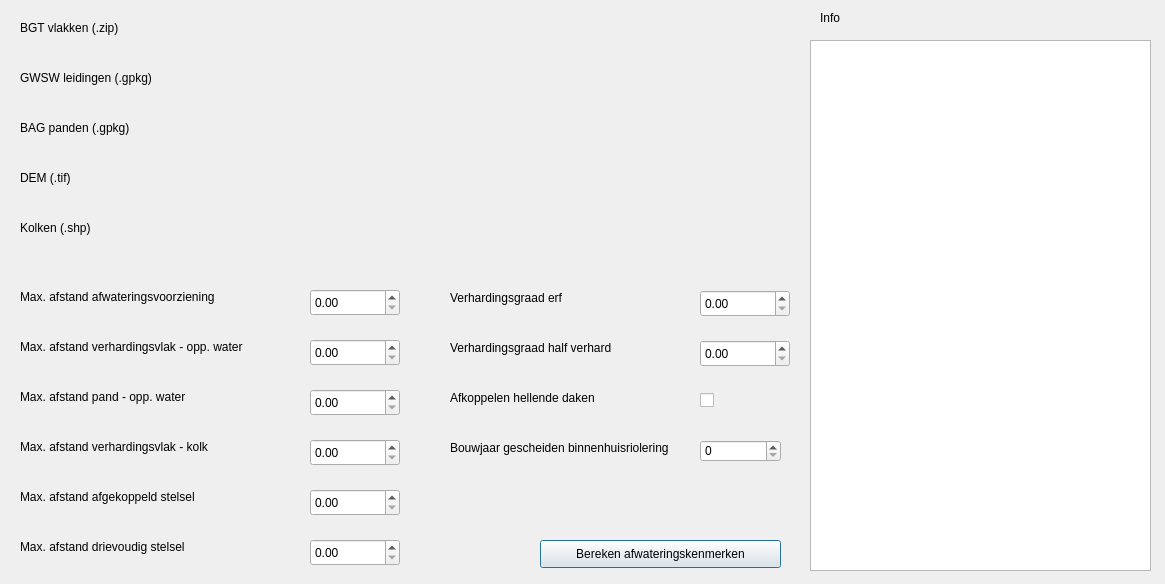
nens/bgt-inlooptool, file plugin/bgtinlooptool/BGTInloopTool_dialog_base.ui: the form before one commit.
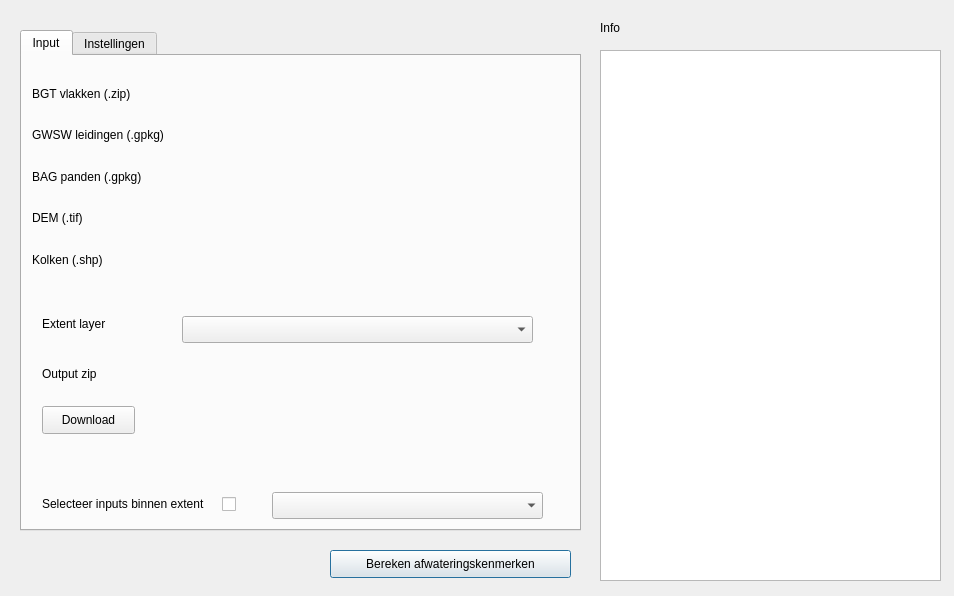
The form after the commit. Custom widgets are drawn as their Qt base class.

The edit to the form file:
```diff
--- a/plugin/bgtinlooptool/BGTInloopTool_dialog_base.ui
+++ b/plugin/bgtinlooptool/BGTInloopTool_dialog_base.ui
@@ -6,264 +6,18 @@
    <rect>
     <x>0</x>
     <y>0</y>
-    <width>1165</width>
-    <height>584</height>
+    <width>954</width>
+    <height>596</height>
    </rect>
   </property>
   <property name="windowTitle">
    <string>BGT Inlooptool</string>
   </property>
-  <widget class="QgsFileWidget" name="bgt_file">
-   <property name="geometry">
-    <rect>
-     <x>170</x>
-     <y>20</y>
-     <width>551</width>
-     <height>27</height>
-    </rect>
-   </property>
-  </widget>
-  <widget class="QgsFileWidget" name="pipe_file">
-   <property name="geometry">
-    <rect>
-     <x>170</x>
-     <y>70</y>
-     <width>551</width>
-     <height>27</height>
-    </rect>
-   </property>
-  </widget>
-  <widget class="QLabel" name="label">
-   <property name="geometry">
-    <rect>
-     <x>20</x>
-     <y>20</y>
-     <width>131</width>
-     <height>16</height>
-    </rect>
-   </property>
-   <property name="text">
-    <string>BGT vlakken (.zip)</string>
-   </property>
-  </widget>
-  <widget class="QLabel" name="label_2">
-   <property name="geometry">
-    <rect>
-     <x>20</x>
-     <y>70</y>
-     <width>161</width>
-     <height>16</height>
-    </rect>
-   </property>
-   <property name="text">
-    <string>GWSW leidingen (.gpkg)</string>
-   </property>
-  </widget>
-  <widget class="QLabel" name="label_3">
-   <property name="geometry">
-    <rect>
-     <x>20</x>
-     <y>289</y>
-     <width>271</width>
-     <height>16</height>
-    </rect>
-   </property>
-   <property name="text">
-    <string>Max. afstand afwateringsvoorziening</string>
-   </property>
-  </widget>
-  <widget class="QLabel" name="label_4">
-   <property name="geometry">
-    <rect>
-     <x>20</x>
-     <y>339</y>
-     <width>261</width>
-     <height>16</height>
-    </rect>
-   </property>
-   <property name="text">
-    <string>Max. afstand verhardingsvlak - opp. water</string>
-   </property>
-  </widget>
-  <widget class="QLabel" name="label_5">
-   <property name="geometry">
-    <rect>
-     <x>20</x>
-     <y>389</y>
-     <width>271</width>
-     <height>16</height>
-    </rect>
-   </property>
-   <property name="text">
-    <string>Max. afstand pand - opp. water</string>
-   </property>
-  </widget>
-  <widget class="QLabel" name="label_6">
-   <property name="geometry">
-    <rect>
-     <x>20</x>
-     <y>439</y>
-     <width>271</width>
-     <height>16</height>
-    </rect>
-   </property>
-   <property name="text">
-    <string>Max. afstand verhardingsvlak - kolk</string>
-   </property>
-  </widget>
-  <widget class="QLabel" name="label_7">
-   <property name="geometry">
-    <rect>
-     <x>20</x>
-     <y>489</y>
-     <width>271</width>
-     <height>16</height>
-    </rect>
-   </property>
-   <property name="text">
-    <string>Max. afstand afgekoppeld stelsel</string>
-   </property>
-  </widget>
-  <widget class="QLabel" name="label_8">
-   <property name="geometry">
-    <rect>
-     <x>20</x>
-     <y>539</y>
-     <width>241</width>
-     <height>16</height>
-    </rect>
-   </property>
-   <property name="text">
-    <string>Max. afstand drievoudig stelsel</string>
-   </property>
-  </widget>
-  <widget class="QgsDoubleSpinBox" name="max_afstand_vlak_afwateringsvoorziening">
-   <property name="geometry">
-    <rect>
-     <x>310</x>
-     <y>289</y>
-     <width>90</width>
-     <height>27</height>
-    </rect>
-   </property>
-  </widget>
-  <widget class="QgsDoubleSpinBox" name="max_afstand_vlak_oppwater">
-   <property name="geometry">
-    <rect>
-     <x>310</x>
-     <y>339</y>
-     <width>90</width>
-     <height>27</height>
-    </rect>
-   </property>
-  </widget>
-  <widget class="QgsDoubleSpinBox" name="max_afstand_pand_oppwater">
-   <property name="geometry">
-    <rect>
-     <x>310</x>
-     <y>389</y>
-     <width>90</width>
-     <height>27</height>
-    </rect>
-   </property>
-  </widget>
-  <widget class="QgsDoubleSpinBox" name="max_afstand_vlak_kolk">
-   <property name="geometry">
-    <rect>
-     <x>310</x>
-     <y>439</y>
-     <width>90</width>
-     <height>27</height>
-    </rect>
-   </property>
-  </widget>
-  <widget class="QgsDoubleSpinBox" name="max_afstand_afgekoppeld">
-   <property name="geometry">
-    <rect>
-     <x>310</x>
-     <y>489</y>
-     <width>90</width>
-     <height>27</height>
-    </rect>
-   </property>
-  </widget>
-  <widget class="QgsDoubleSpinBox" name="max_afstand_drievoudig">
-   <property name="geometry">
-    <rect>
-     <x>310</x>
-     <y>539</y>
-     <width>90</width>
-     <height>27</height>
-    </rect>
-   </property>
-  </widget>
-  <widget class="QLabel" name="label_9">
-   <property name="geometry">
-    <rect>
-     <x>450</x>
-     <y>390</y>
-     <width>181</width>
-     <height>16</height>
-    </rect>
-   </property>
-   <property name="text">
-    <string>Afkoppelen hellende daken </string>
-   </property>
-  </widget>
-  <widget class="QCheckBox" name="afkoppelen_hellende_daken">
-   <property name="geometry">
-    <rect>
-     <x>700</x>
-     <y>390</y>
-     <width>81</width>
-     <height>20</height>
-    </rect>
-   </property>
-   <property name="text">
-    <string/>
-   </property>
-  </widget>
-  <widget class="QLabel" name="label_10">
-   <property name="geometry">
-    <rect>
-     <x>450</x>
-     <y>440</y>
-     <width>241</width>
-     <height>16</height>
-    </rect>
-   </property>
-   <property name="text">
-    <string>Bouwjaar gescheiden binnenhuisriolering</string>
-   </property>
-  </widget>
-  <widget class="QLabel" name="label_11">
-   <property name="geometry">
-    <rect>
-     <x>20</x>
-     <y>120</y>
-     <width>161</width>
-     <height>16</height>
-    </rect>
-   </property>
-   <property name="text">
-    <string>BAG panden (.gpkg)</string>
-   </property>
-  </widget>
-  <widget class="QgsFileWidget" name="building_file">
-   <property name="geometry">
-    <rect>
-     <x>170</x>
-     <y>120</y>
-     <width>551</width>
-     <height>27</height>
-    </rect>
-   </property>
-  </widget>
   <widget class="QPushButton" name="pushButtonRun">
    <property name="geometry">
     <rect>
-     <x>540</x>
-     <y>540</y>
+     <x>330</x>
+     <y>550</y>
      <width>241</width>
      <height>28</height>
     </rect>
@@ -272,44 +26,11 @@
     <string>Bereken afwateringskenmerken</string>
    </property>
   </widget>
-  <widget class="QLabel" name="label_12">
-   <property name="geometry">
-    <rect>
-     <x>20</x>
-     <y>170</y>
-     <width>121</width>
-     <height>16</height>
-    </rect>
-   </property>
-   <property name="text">
-    <string>DEM (.tif)</string>
-   </property>
-  </widget>
-  <widget class="QgsFileWidget" name="dem_file">
-   <property name="geometry">
-    <rect>
-     <x>170</x>
-     <y>170</y>
-     <width>551</width>
-     <height>27</height>
-    </rect>
-   </property>
-  </widget>
-  <widget class="QSpinBox" name="bouwjaar_gescheiden_binnenhuisriolering">
-   <property name="geometry">
-    <rect>
-     <x>700</x>
-     <y>440</y>
-     <width>81</width>
-     <height>22</height>
-    </rect>
-   </property>
-  </widget>
   <widget class="QListWidget" name="listWidget">
    <property name="geometry">
     <rect>
-     <x>810</x>
-     <y>40</y>
+     <x>600</x>
+     <y>50</y>
      <width>341</width>
      <height>531</height>
     </rect>
@@ -318,8 +39,8 @@
   <widget class="QLabel" name="label_13">
    <property name="geometry">
     <rect>
-     <x>820</x>
-     <y>10</y>
+     <x>600</x>
+     <y>20</y>
      <width>55</width>
      <height>16</height>
     </rect>
@@ -328,74 +49,310 @@
     <string>Info</string>
    </property>
   </widget>
-  <widget class="QgsFileWidget" name="kolken_file">
-   <property name="geometry">
-    <rect>
-     <x>170</x>
-     <y>220</y>
-     <width>551</width>
-     <height>27</height>
-    </rect>
+  <widget class="QTabWidget" name="TabWidget">
+   <property name="enabled">
+    <bool>true</bool>
    </property>
-  </widget>
-  <widget class="QLabel" name="label_14">
    <property name="geometry">
     <rect>
      <x>20</x>
-     <y>220</y>
-     <width>121</width>
-     <height>16</height>
+     <y>30</y>
+     <width>561</width>
+     <height>501</height>
     </rect>
    </property>
-   <property name="text">
-    <string>Kolken (.shp)</string>
+   <property name="sizePolicy">
+    <sizepolicy hsizetype="Expanding" vsizetype="Expanding">
+     <horstretch>100</horstretch>
+     <verstretch>0</verstretch>
+    </sizepolicy>
    </property>
-  </widget>
-  <widget class="QLabel" name="label_15">
-   <property name="geometry">
-    <rect>
-     <x>450</x>
-     <y>290</y>
-     <width>201</width>
-     <height>16</height>
-    </rect>
+   <property name="currentIndex">
+    <number>0</number>
    </property>
-   <property name="text">
-    <string>Verhardingsgraad erf</string>
-   </property>
-  </widget>
-  <widget class="QLabel" name="label_16">
-   <property name="geometry">
-    <rect>
-     <x>450</x>
-     <y>340</y>
-     <width>201</width>
-     <height>16</height>
-    </rect>
-   </property>
-   <property name="text">
-    <string>Verhardingsgraad half verhard</string>
-   </property>
-  </widget>
-  <widget class="QgsDoubleSpinBox" name="verhardingsgraad_erf">
-   <property name="geometry">
-    <rect>
-     <x>700</x>
-     <y>290</y>
-     <width>90</width>
-     <height>27</height>
-    </rect>
-   </property>
-  </widget>
-  <widget class="QgsDoubleSpinBox" name="verhardingsgraad_half_verhard">
-   <property name="geometry">
-    <rect>
-     <x>700</x>
-     <y>340</y>
-     <width>90</width>
-     <height>27</height>
-    </rect>
-   </property>
+   <widget class="QWidget" name="input_tab">
+    <attribute name="title">
+     <string>Input</string>
+    </attribute>
+    <widget class="QWidget" name="layoutWidget">
+     <property name="geometry">
+      <rect>
+       <x>10</x>
+       <y>20</y>
+       <width>501</width>
+       <height>201</height>
+      </rect>
+     </property>
+     <layout class="QGridLayout" name="gridLayout_2">
+      <item row="0" column="0">
+       <widget class="QLabel" name="label">
+        <property name="text">
+         <string>BGT vlakken (.zip)</string>
+        </property>
+       </widget>
+      </item>
+      <item row="0" column="1">
+       <widget class="QgsFileWidget" name="bgt_file"/>
+      </item>
+      <item row="1" column="0">
+       <widget class="QLabel" name="label_2">
+        <property name="text">
+         <string>GWSW leidingen (.gpkg)</string>
+        </property>
+       </widget>
+      </item>
+      <item row="1" column="1">
+       <widget class="QgsFileWidget" name="pipe_file"/>
+      </item>
+      <item row="2" column="0">
+       <widget class="QLabel" name="label_11">
+        <property name="text">
+         <string>BAG panden (.gpkg)</string>
+        </property>
+       </widget>
+      </item>
+      <item row="2" column="1">
+       <widget class="QgsFileWidget" name="building_file"/>
+      </item>
+      <item row="3" column="0">
+       <widget class="QLabel" name="label_12">
+        <property name="text">
+         <string>DEM (.tif)</string>
+        </property>
+       </widget>
+      </item>
+      <item row="3" column="1">
+       <widget class="QgsFileWidget" name="dem_file"/>
+      </item>
+      <item row="4" column="0">
+       <widget class="QLabel" name="label_14">
+        <property name="text">
+         <string>Kolken (.shp)</string>
+        </property>
+       </widget>
+      </item>
+      <item row="4" column="1">
+       <widget class="QgsFileWidget" name="kolken_file"/>
+      </item>
+     </layout>
+    </widget>
+    <widget class="QgsMapLayerComboBox" name="BGTExtentCombobox">
+     <property name="geometry">
+      <rect>
+       <x>160</x>
+       <y>260</y>
+       <width>351</width>
+       <height>27</height>
+      </rect>
+     </property>
+    </widget>
+    <widget class="QgsMapLayerComboBox" name="inputExtentComboBox">
+     <property name="geometry">
+      <rect>
+       <x>250</x>
+       <y>436</y>
+       <width>271</width>
+       <height>27</height>
+      </rect>
+     </property>
+    </widget>
+    <widget class="QLabel" name="label_19">
+     <property name="geometry">
+      <rect>
+       <x>20</x>
+       <y>310</y>
+       <width>125</width>
+       <height>16</height>
+      </rect>
+     </property>
+     <property name="text">
+      <string>Output zip</string>
+     </property>
+    </widget>
+    <widget class="QPushButton" name="pushButtonDownloadBGT">
+     <property name="geometry">
+      <rect>
+       <x>20</x>
+       <y>350</y>
+       <width>93</width>
+       <height>28</height>
+      </rect>
+     </property>
+     <property name="text">
+      <string>Download</string>
+     </property>
+    </widget>
+    <widget class="QgsFileWidget" name="bgtApiOutput">
+     <property name="geometry">
+      <rect>
+       <x>160</x>
+       <y>310</y>
+       <width>341</width>
+       <height>27</height>
+      </rect>
+     </property>
+    </widget>
+    <widget class="QLabel" name="label_17">
+     <property name="geometry">
+      <rect>
+       <x>20</x>
+       <y>260</y>
+       <width>125</width>
+       <height>16</height>
+      </rect>
+     </property>
+     <property name="text">
+      <string>Extent layer</string>
+     </property>
+    </widget>
+    <widget class="QLabel" name="label_18">
+     <property name="geometry">
+      <rect>
+       <x>20</x>
+       <y>440</y>
+       <width>173</width>
+       <height>16</height>
+      </rect>
+     </property>
+     <property name="text">
+      <string>Selecteer inputs binnen extent</string>
+     </property>
+    </widget>
+    <widget class="QCheckBox" name="inputExtentCheckBox">
+     <property name="geometry">
+      <rect>
+       <x>200</x>
+       <y>440</y>
+       <width>16</width>
+       <height>16</height>
+      </rect>
+     </property>
+     <property name="text">
+      <string/>
+     </property>
+    </widget>
+   </widget>
+   <widget class="QWidget" name="settings_tab">
+    <attribute name="title">
+     <string>Instellingen</string>
+    </attribute>
+    <widget class="QWidget" name="layoutWidget">
+     <property name="geometry">
+      <rect>
+       <x>10</x>
+       <y>10</y>
+       <width>381</width>
+       <height>461</height>
+      </rect>
+     </property>
+     <layout class="QGridLayout" name="gridLayout">
+      <item row="0" column="0">
+       <widget class="QLabel" name="label_3">
+        <property name="text">
+         <string>Max. afstand afwateringsvoorziening</string>
+        </property>
+       </widget>
+      </item>
+      <item row="0" column="1">
+       <widget class="QgsDoubleSpinBox" name="max_afstand_vlak_afwateringsvoorziening"/>
+      </item>
+      <item row="1" column="0">
+       <widget class="QLabel" name="label_4">
+        <property name="text">
+         <string>Max. afstand verhardingsvlak - opp. water</string>
+        </property>
+       </widget>
+      </item>
+      <item row="1" column="1">
+       <widget class="QgsDoubleSpinBox" name="max_afstand_vlak_oppwater"/>
+      </item>
+      <item row="2" column="0">
+       <widget class="QLabel" name="label_5">
+        <property name="text">
+         <string>Max. afstand pand - opp. water</string>
+        </property>
+       </widget>
+      </item>
+      <item row="2" column="1">
+       <widget class="QgsDoubleSpinBox" name="max_afstand_pand_oppwater"/>
+      </item>
+      <item row="3" column="0">
+       <widget class="QLabel" name="label_6">
+        <property name="text">
+         <string>Max. afstand verhardingsvlak - kolk</string>
+        </property>
+       </widget>
+      </item>
+      <item row="3" column="1">
+       <widget class="QgsDoubleSpinBox" name="max_afstand_vlak_kolk"/>
+      </item>
+      <item row="4" column="0">
+       <widget class="QLabel" name="label_7">
+        <property name="text">
+         <string>Max. afstand afgekoppeld stelsel</string>
+        </property>
+       </widget>
+      </item>
+      <item row="4" column="1">
+       <widget class="QgsDoubleSpinBox" name="max_afstand_afgekoppeld"/>
+      </item>
+      <item row="5" column="0">
+       <widget class="QLabel" name="label_8">
+        <property name="text">
+         <string>Max. afstand drievoudig stelsel</string>
+        </property>
+       </widget>
+      </item>
+      <item row="5" column="1">
+       <widget class="QgsDoubleSpinBox" name="max_afstand_drievoudig"/>
+      </item>
+      <item row="6" column="0">
+       <widget class="QLabel" name="label_15">
+        <property name="text">
+         <string>Verhardingsgraad erf</string>
+        </property>
+       </widget>
+      </item>
+      <item row="6" column="1">
+       <widget class="QgsDoubleSpinBox" name="verhardingsgraad_erf"/>
+      </item>
+      <item row="7" column="0">
+       <widget class="QLabel" name="label_16">
+        <property name="text">
+         <string>Verhardingsgraad half verhard</string>
+        </property>
+       </widget>
+      </item>
+      <item row="7" column="1">
+       <widget class="QgsDoubleSpinBox" name="verhardingsgraad_half_verhard"/>
+      </item>
+      <item row="8" column="0">
+       <widget class="QLabel" name="label_9">
+        <property name="text">
+         <string>Afkoppelen hellende daken </string>
+        </property>
+       </widget>
+      </item>
+      <item row="8" column="1">
+       <widget class="QCheckBox" name="afkoppelen_hellende_daken">
+        <property name="text">
+         <string/>
+        </property>
+       </widget>
+      </item>
+      <item row="9" column="0">
+       <widget class="QLabel" name="label_10">
+        <property name="text">
+         <string>Bouwjaar gescheiden binnenhuisriolering</string>
+        </property>
+       </widget>
+      </item>
+      <item row="9" column="1">
+       <widget class="QSpinBox" name="bouwjaar_gescheiden_binnenhuisriolering"/>
+      </item>
+     </layout>
+    </widget>
+   </widget>
   </widget>
  </widget>
  <customwidgets>
@@ -409,6 +366,11 @@
    <extends>QWidget</extends>
    <header>qgsfilewidget.h</header>
   </customwidget>
+  <customwidget>
+   <class>QgsMapLayerComboBox</class>
+   <extends>QComboBox</extends>
+   <header>qgsmaplayercombobox.h</header>
+  </customwidget>
  </customwidgets>
  <resources/>
  <connections/>
```
